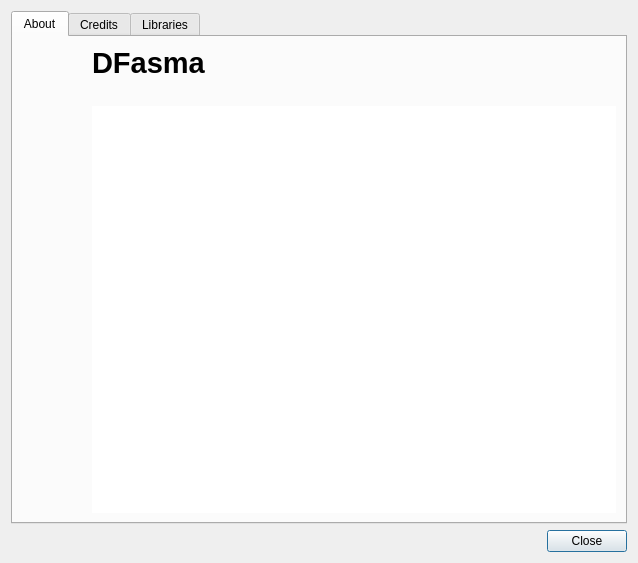
Before: the Qt Designer form src/aboutbox.ui in gillesdegottex/dfasma, drawn with Qt 5.
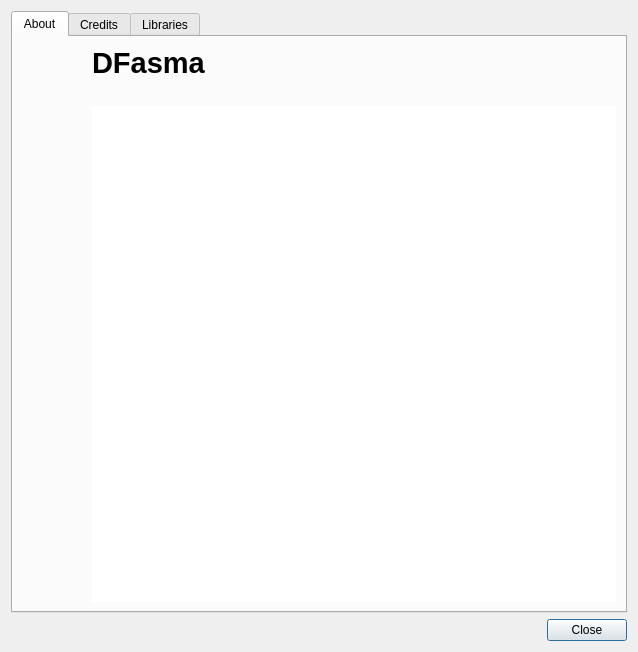
After: the same form once the commit is applied. Icons and pictures are not drawn.

Commit message: move credit

What changed in the file:
```diff
--- a/src/aboutbox.ui
+++ b/src/aboutbox.ui
@@ -7,7 +7,7 @@
     <x>0</x>
     <y>0</y>
     <width>638</width>
-    <height>563</height>
+    <height>652</height>
    </rect>
   </property>
   <property name="windowTitle">
@@ -123,8 +123,8 @@
             <string>&lt;!DOCTYPE HTML PUBLIC &quot;-//W3C//DTD HTML 4.0//EN&quot; &quot;http://www.w3.org/TR/REC-html40/strict.dtd&quot;&gt;
 &lt;html&gt;&lt;head&gt;&lt;meta name=&quot;qrichtext&quot; content=&quot;1&quot; /&gt;&lt;style type=&quot;text/css&quot;&gt;
 p, li { white-space: pre-wrap; }
-&lt;/style&gt;&lt;/head&gt;&lt;body style=&quot; font-family:'Ubuntu'; font-size:11pt; font-weight:400; font-style:normal;&quot;&gt;
-&lt;p style=&quot;-qt-paragraph-type:empty; margin-top:0px; margin-bottom:0px; margin-left:0px; margin-right:0px; -qt-block-indent:0; text-indent:0px;&quot;&gt;&lt;br /&gt;&lt;/p&gt;&lt;/body&gt;&lt;/html&gt;</string>
+&lt;/style&gt;&lt;/head&gt;&lt;body style=&quot; font-family:'Cantarell'; font-size:11pt; font-weight:400; font-style:normal;&quot;&gt;
+&lt;p style=&quot;-qt-paragraph-type:empty; margin-top:0px; margin-bottom:0px; margin-left:0px; margin-right:0px; -qt-block-indent:0; text-indent:0px; font-family:'Ubuntu';&quot;&gt;&lt;br /&gt;&lt;/p&gt;&lt;/body&gt;&lt;/html&gt;</string>
            </property>
            <property name="textInteractionFlags">
             <set>Qt::LinksAccessibleByKeyboard|Qt::LinksAccessibleByMouse|Qt::TextBrowserInteraction|Qt::TextSelectableByKeyboard|Qt::TextSelectableByMouse</set>
```
Left out of the diff: 3 changed lines with no effect on the pictures. The commit also changes 1 other file.
